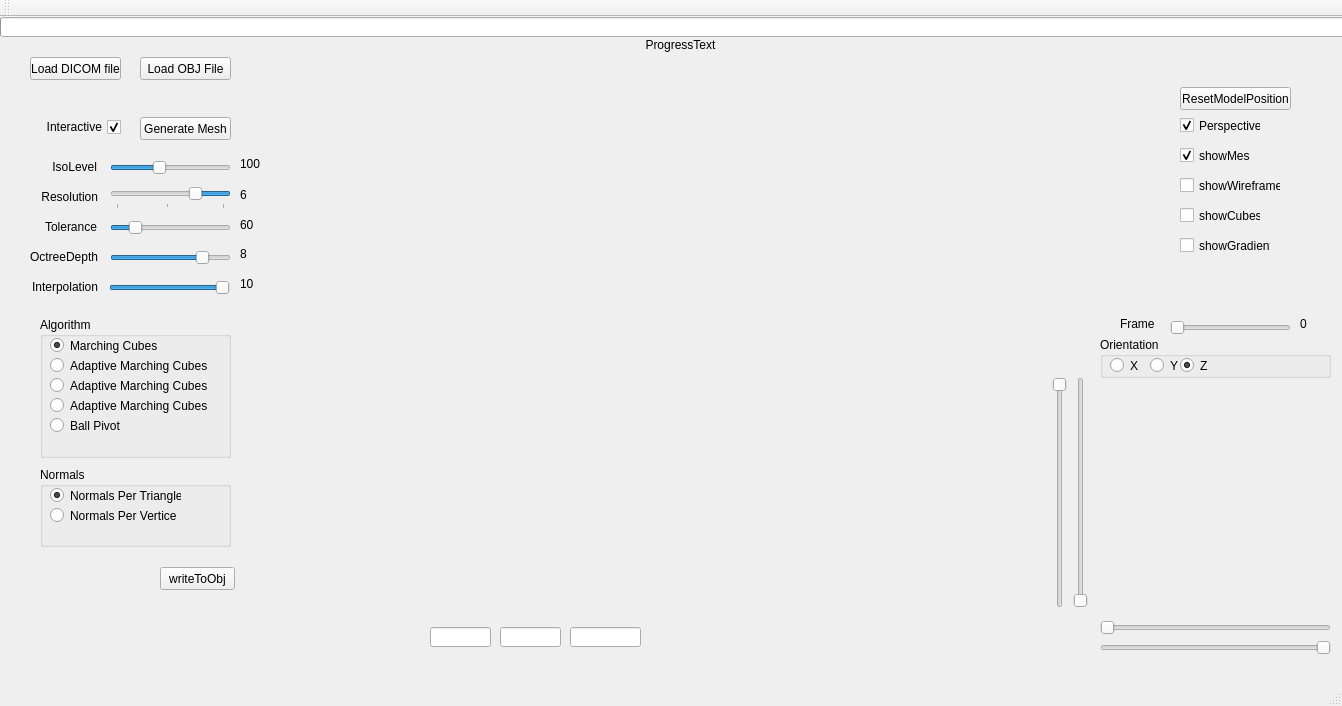
Qt form VolumeRenderer/volumerenderer.ui (RaduAlexandru/Volume-Renderer) before a commit.
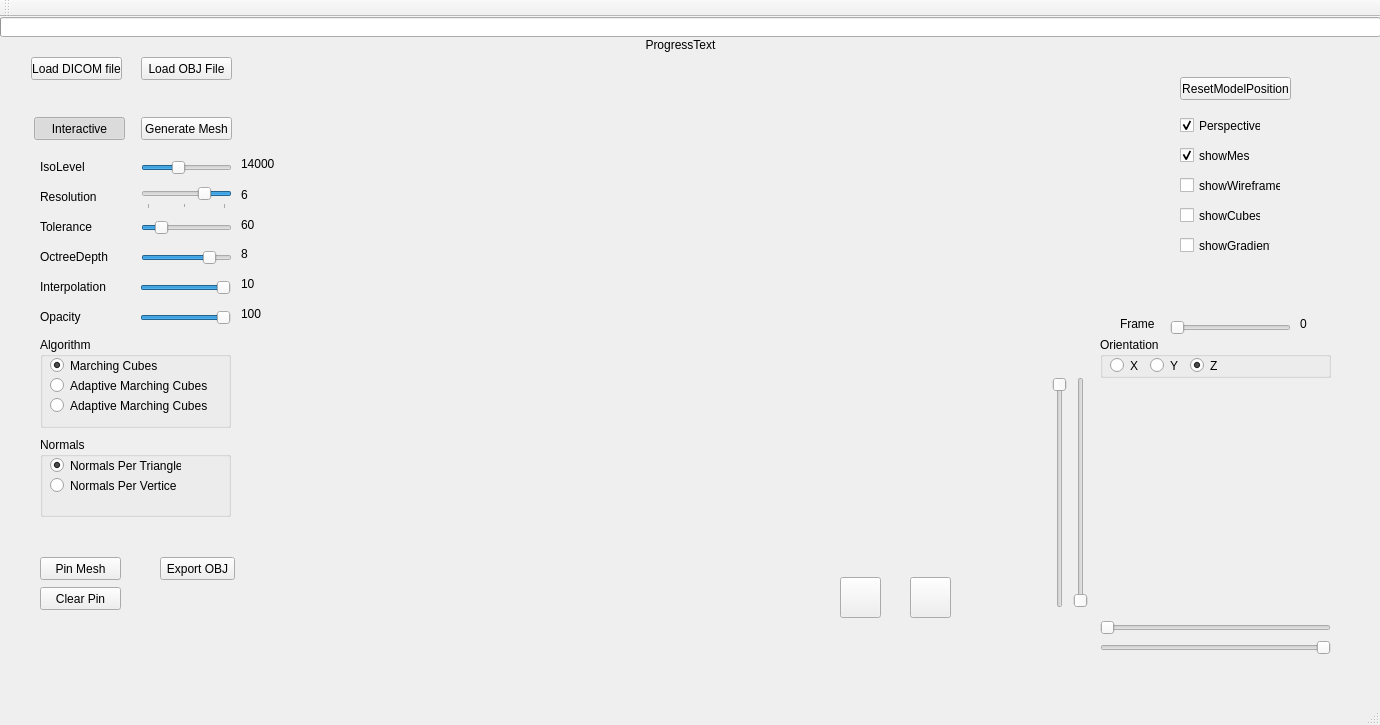
The same form after that commit. Custom widgets are drawn as their Qt base class.

```diff
--- a/VolumeRenderer/volumerenderer.ui
+++ b/VolumeRenderer/volumerenderer.ui
@@ -6,8 +6,8 @@
    <rect>
     <x>0</x>
     <y>0</y>
-    <width>1342</width>
-    <height>706</height>
+    <width>1380</width>
+    <height>725</height>
    </rect>
   </property>
   <property name="windowTitle">
@@ -21,17 +21,17 @@
     <property name="geometry">
      <rect>
       <x>0</x>
-      <y>10</y>
-      <width>1341</width>
-      <height>661</height>
+      <y>-10</y>
+      <width>1381</width>
+      <height>701</height>
      </rect>
     </property>
     <widget class="QLabel" name="numberOfTrianglesLabel">
      <property name="geometry">
       <rect>
-       <x>560</x>
-       <y>560</y>
-       <width>131</width>
+       <x>40</x>
+       <y>620</y>
+       <width>181</width>
        <height>20</height>
       </rect>
      </property>
@@ -42,190 +42,30 @@
       <enum>Qt::RichText</enum>
      </property>
      <property name="alignment">
-      <set>Qt::AlignRight|Qt::AlignTrailing|Qt::AlignVCenter</set>
+      <set>Qt::AlignLeading|Qt::AlignLeft|Qt::AlignVCenter</set>
      </property>
     </widget>
-    <zorder>numberOfTrianglesLabel</zorder>
-    <zorder>frameSlider</zorder>
-    <zorder>dicomviewer2dgl</zorder>
-   </widget>
-   <widget class="QSlider" name="frameSlider">
-    <property name="geometry">
-     <rect>
-      <x>1170</x>
-      <y>300</y>
-      <width>121</width>
-      <height>22</height>
-     </rect>
-    </property>
-    <property name="orientation">
-     <enum>Qt::Horizontal</enum>
-    </property>
-   </widget>
-   <widget class="QLabel" name="label_2">
-    <property name="geometry">
-     <rect>
-      <x>1120</x>
-      <y>300</y>
-      <width>47</width>
-      <height>13</height>
-     </rect>
-    </property>
-    <property name="text">
-     <string>Frame</string>
-    </property>
-   </widget>
-   <widget class="QLabel" name="label_6">
-    <property name="geometry">
-     <rect>
-      <x>1300</x>
-      <y>300</y>
-      <width>47</width>
-      <height>13</height>
-     </rect>
-    </property>
-    <property name="text">
-     <string>0</string>
-    </property>
-   </widget>
-   <widget class="DicomViewer2DGL" name="dicomviewer2dgl" native="true">
-    <property name="geometry">
-     <rect>
-      <x>1100</x>
-      <y>360</y>
-      <width>231</width>
-      <height>231</height>
-     </rect>
-    </property>
-   </widget>
-   <widget class="QPushButton" name="loadDICOMFromFile">
-    <property name="geometry">
-     <rect>
-      <x>30</x>
-      <y>40</y>
-      <width>91</width>
-      <height>23</height>
-     </rect>
-    </property>
-    <property name="text">
-     <string>Load DICOM file</string>
-    </property>
-   </widget>
-   <widget class="QCheckBox" name="showWireframeButton">
-    <property name="geometry">
-     <rect>
-      <x>1180</x>
-      <y>160</y>
-      <width>101</width>
-      <height>17</height>
-     </rect>
-    </property>
-    <property name="text">
-     <string>showWireframe</string>
-    </property>
-   </widget>
-   <widget class="QCheckBox" name="perspectiveButton">
-    <property name="geometry">
-     <rect>
-      <x>1180</x>
-      <y>100</y>
-      <width>81</width>
-      <height>17</height>
-     </rect>
-    </property>
-    <property name="text">
-     <string>Perspective</string>
-    </property>
-    <property name="checked">
-     <bool>true</bool>
-    </property>
-   </widget>
-   <widget class="QGroupBox" name="groupBox_2">
+    <widget class="QPushButton" name="saveToSecondaryButton">
     <property name="geometry">
      <rect>
       <x>40</x>
-      <y>300</y>
-      <width>191</width>
-      <height>141</height>
-     </rect>
-    </property>
-    <property name="title">
-     <string>Algorithm</string>
-    </property>
-    <widget class="QRadioButton" name="marchingCubesButton">
-     <property name="geometry">
-      <rect>
-       <x>10</x>
-       <y>20</y>
-       <width>111</width>
-       <height>17</height>
-      </rect>
-     </property>
+       <y>550</y>
+       <width>81</width>
+       <height>23</height>
+      </rect>
+     </property>
      <property name="text">
-      <string>Marching Cubes</string>
+      <string>Pin Mesh</string>
      </property>
-     <property name="checked">
-      <bool>true</bool>
+     <property name="checkable">
+      <bool>false</bool>
      </property>
-    </widget>
-    <widget class="QRadioButton" name="adaptiveMarchingCubesButton">
-     <property name="geometry">
-      <rect>
-       <x>10</x>
-       <y>40</y>
-       <width>161</width>
-       <height>17</height>
-      </rect>
-     </property>
-     <property name="text">
-      <string>Adaptive Marching Cubes</string>
-     </property>
-    </widget>
-    <widget class="QRadioButton" name="adaptiveMarchingCubes2Button">
-     <property name="geometry">
-      <rect>
-       <x>10</x>
-       <y>60</y>
-       <width>161</width>
-       <height>17</height>
-      </rect>
-     </property>
-     <property name="text">
-      <string>Adaptive Marching Cubes 2</string>
-     </property>
-    </widget>
-    <widget class="QRadioButton" name="ballPivotButton">
-     <property name="geometry">
-      <rect>
-       <x>10</x>
-       <y>100</y>
-       <width>82</width>
-       <height>17</height>
-      </rect>
-     </property>
-     <property name="text">
-      <string>Ball Pivot</string>
-     </property>
-    </widget>
-    <widget class="QRadioButton" name="adaptiveMarchingCubes3Button">
-     <property name="geometry">
-      <rect>
-       <x>10</x>
-       <y>80</y>
-       <width>161</width>
-       <height>17</height>
-      </rect>
-     </property>
-     <property name="text">
-      <string>Adaptive Marching Cubes 3</string>
-     </property>
-    </widget>
    </widget>
    <widget class="QGroupBox" name="groupBox_3">
     <property name="geometry">
      <rect>
       <x>40</x>
-      <y>450</y>
+       <y>430</y>
       <width>191</width>
       <height>80</height>
      </rect>
@@ -263,79 +103,263 @@
      </property>
     </widget>
    </widget>
-   <widget class="QCheckBox" name="showCubesButton">
+    <widget class="QPushButton" name="writeObjButton">
     <property name="geometry">
      <rect>
-      <x>1180</x>
-      <y>190</y>
-      <width>81</width>
-      <height>17</height>
-     </rect>
-    </property>
-    <property name="text">
-     <string>showCubes</string>
-    </property>
-   </widget>
-   <widget class="QPushButton" name="loadObjButton">
-    <property name="geometry">
-     <rect>
-      <x>140</x>
-      <y>40</y>
-      <width>91</width>
+       <x>160</x>
+       <y>550</y>
+       <width>75</width>
       <height>23</height>
      </rect>
     </property>
     <property name="text">
-     <string>Load OBJ File</string>
-    </property>
-   </widget>
-   <widget class="QPushButton" name="pushButton_3">
+      <string>Export OBJ</string>
+     </property>
+    </widget>
+    <widget class="QGroupBox" name="groupBox_2">
     <property name="geometry">
      <rect>
-      <x>1180</x>
-      <y>70</y>
+       <x>40</x>
+       <y>330</y>
+       <width>191</width>
+       <height>91</height>
+      </rect>
+     </property>
+     <property name="title">
+      <string>Algorithm</string>
+     </property>
+     <widget class="QRadioButton" name="marchingCubesButton">
+      <property name="geometry">
+       <rect>
+        <x>10</x>
+        <y>20</y>
       <width>111</width>
-      <height>23</height>
-     </rect>
-    </property>
-    <property name="text">
-     <string>ResetModelPosition</string>
-    </property>
-   </widget>
-   <widget class="QCheckBox" name="showMeshButton">
-    <property name="geometry">
-     <rect>
-      <x>1180</x>
-      <y>130</y>
-      <width>70</width>
       <height>17</height>
      </rect>
     </property>
     <property name="text">
-     <string>showMesh</string>
+       <string>Marching Cubes</string>
     </property>
     <property name="checked">
      <bool>true</bool>
     </property>
    </widget>
-   <widget class="QCheckBox" name="showGradientButton">
+     <widget class="QRadioButton" name="adaptiveMarchingCubes2Button">
     <property name="geometry">
      <rect>
-      <x>1180</x>
-      <y>220</y>
+        <x>10</x>
+        <y>40</y>
+        <width>161</width>
+        <height>17</height>
+       </rect>
+      </property>
+      <property name="text">
+       <string>Adaptive Marching Cubes</string>
+      </property>
+     </widget>
+     <widget class="QRadioButton" name="adaptiveMarchingCubes3Button">
+      <property name="geometry">
+       <rect>
+        <x>10</x>
+        <y>60</y>
+        <width>161</width>
+        <height>17</height>
+       </rect>
+      </property>
+      <property name="text">
+       <string>Adaptive Marching Cubes 2</string>
+      </property>
+     </widget>
+    </widget>
+    <widget class="QLabel" name="label_13">
+     <property name="geometry">
+      <rect>
+       <x>241</x>
+       <y>300</y>
+       <width>47</width>
+       <height>13</height>
+      </rect>
+     </property>
+     <property name="text">
+      <string>100</string>
+     </property>
+    </widget>
+    <widget class="QSlider" name="linearInterpolationSlider_2">
+     <property name="geometry">
+      <rect>
+       <x>140</x>
+       <y>300</y>
       <width>91</width>
-      <height>17</height>
-     </rect>
-    </property>
+       <height>22</height>
+      </rect>
+     </property>
+     <property name="minimum">
+      <number>0</number>
+     </property>
+     <property name="maximum">
+      <number>100</number>
+     </property>
+     <property name="value">
+      <number>100</number>
+     </property>
+     <property name="orientation">
+      <enum>Qt::Horizontal</enum>
+     </property>
+    </widget>
+    <widget class="QLabel" name="label_14">
+     <property name="geometry">
+      <rect>
+       <x>40</x>
+       <y>300</y>
+       <width>81</width>
+       <height>20</height>
+      </rect>
+     </property>
     <property name="text">
-     <string>showGradient</string>
+      <string>Opacity</string>
+     </property>
+     <property name="alignment">
+      <set>Qt::AlignLeading|Qt::AlignLeft|Qt::AlignVCenter</set>
+     </property>
+    </widget>
+    <widget class="QPushButton" name="clearPinButton">
+     <property name="geometry">
+      <rect>
+       <x>40</x>
+       <y>580</y>
+       <width>81</width>
+       <height>23</height>
+      </rect>
+     </property>
+     <property name="text">
+      <string>Clear Pin</string>
+     </property>
+    </widget>
+    <widget class="QPushButton" name="moveButton">
+     <property name="geometry">
+      <rect>
+       <x>840</x>
+       <y>570</y>
+       <width>41</width>
+       <height>41</height>
+      </rect>
+     </property>
+     <property name="toolTip">
+      <string>Left Shift</string>
+     </property>
+     <property name="text">
+      <string/>
+     </property>
+     <property name="checkable">
+      <bool>true</bool>
+     </property>
+     <property name="checked">
+      <bool>false</bool>
+     </property>
+     <property name="flat">
+      <bool>false</bool>
+     </property>
+    </widget>
+    <widget class="QPushButton" name="scaleButton">
+     <property name="geometry">
+      <rect>
+       <x>910</x>
+       <y>570</y>
+       <width>41</width>
+       <height>41</height>
+      </rect>
+     </property>
+     <property name="toolTip">
+      <string>Left Ctrl</string>
+     </property>
+     <property name="text">
+      <string/>
+     </property>
+     <property name="checkable">
+      <bool>true</bool>
+     </property>
+    </widget>
+    <widget class="QSlider" name="borderXRightSlider">
+     <property name="geometry">
+      <rect>
+       <x>1100</x>
+       <y>630</y>
+       <width>231</width>
+       <height>22</height>
+      </rect>
+     </property>
+     <property name="maximum">
+      <number>512</number>
+     </property>
+     <property name="orientation">
+      <enum>Qt::Horizontal</enum>
+     </property>
+     <property name="invertedAppearance">
+      <bool>true</bool>
+     </property>
+    </widget>
+    <widget class="QSlider" name="frameSlider">
+     <property name="geometry">
+      <rect>
+       <x>1170</x>
+       <y>310</y>
+       <width>121</width>
+       <height>22</height>
+      </rect>
+     </property>
+     <property name="orientation">
+      <enum>Qt::Horizontal</enum>
+     </property>
+    </widget>
+    <widget class="QSlider" name="borderXLeftSlider">
+     <property name="geometry">
+      <rect>
+       <x>1100</x>
+       <y>610</y>
+       <width>231</width>
+       <height>22</height>
+      </rect>
+     </property>
+     <property name="maximum">
+      <number>512</number>
+     </property>
+     <property name="orientation">
+      <enum>Qt::Horizontal</enum>
+     </property>
+    </widget>
+    <widget class="QSlider" name="borderYTopSlider">
+     <property name="geometry">
+      <rect>
+       <x>1050</x>
+       <y>370</y>
+       <width>20</width>
+       <height>231</height>
+      </rect>
+     </property>
+     <property name="layoutDirection">
+      <enum>Qt::LeftToRight</enum>
+     </property>
+     <property name="maximum">
+      <number>512</number>
+     </property>
+     <property name="value">
+      <number>0</number>
+     </property>
+     <property name="orientation">
+      <enum>Qt::Vertical</enum>
+     </property>
+     <property name="invertedAppearance">
+      <bool>true</bool>
+     </property>
+     <property name="invertedControls">
+      <bool>false</bool>
     </property>
    </widget>
    <widget class="QGroupBox" name="groupBox_4">
     <property name="geometry">
      <rect>
       <x>1100</x>
-      <y>320</y>
+       <y>330</y>
       <width>231</width>
       <height>41</height>
      </rect>
@@ -346,7 +370,7 @@
     <widget class="QRadioButton" name="orientationZButton">
      <property name="geometry">
       <rect>
-       <x>80</x>
+        <x>90</x>
        <y>20</y>
        <width>31</width>
        <height>17</height>
@@ -386,74 +410,83 @@
      </property>
     </widget>
    </widget>
-   <widget class="QProgressBar" name="progressBar">
+    <widget class="QLabel" name="label_2">
     <property name="geometry">
      <rect>
-      <x>0</x>
-      <y>0</y>
-      <width>1381</width>
-      <height>20</height>
-     </rect>
+       <x>1120</x>
+       <y>310</y>
+       <width>47</width>
+       <height>13</height>
+      </rect>
+     </property>
+     <property name="text">
+      <string>Frame</string>
+     </property>
+    </widget>
+    <widget class="QSlider" name="borderYBottomSlider">
+     <property name="geometry">
+      <rect>
+       <x>1070</x>
+       <y>370</y>
+       <width>22</width>
+       <height>231</height>
+      </rect>
+     </property>
+     <property name="maximum">
+      <number>512</number>
     </property>
     <property name="value">
      <number>0</number>
     </property>
-    <property name="textVisible">
+     <property name="orientation">
+      <enum>Qt::Vertical</enum>
+     </property>
+     <property name="invertedAppearance">
      <bool>false</bool>
     </property>
-    <property name="format">
-     <string>%p%</string>
-    </property>
-   </widget>
-   <widget class="QLineEdit" name="xPosText">
+    </widget>
+    <widget class="QLabel" name="label_6">
     <property name="geometry">
      <rect>
-      <x>430</x>
-      <y>610</y>
-      <width>61</width>
-      <height>20</height>
-     </rect>
-    </property>
-   </widget>
-   <widget class="QLineEdit" name="yPosText">
-    <property name="geometry">
-     <rect>
-      <x>500</x>
-      <y>610</y>
-      <width>61</width>
-      <height>20</height>
-     </rect>
-    </property>
-   </widget>
-   <widget class="QLineEdit" name="zPosText">
+       <x>1300</x>
+       <y>310</y>
+       <width>47</width>
+       <height>13</height>
+      </rect>
+     </property>
+     <property name="text">
+      <string>0</string>
+     </property>
+    </widget>
+    <widget class="DicomViewer2DGL" name="dicomviewer2dgl" native="true">
     <property name="geometry">
      <rect>
-      <x>570</x>
-      <y>610</y>
-      <width>71</width>
-      <height>20</height>
+       <x>1100</x>
+       <y>370</y>
+       <width>231</width>
+       <height>231</height>
      </rect>
     </property>
    </widget>
-   <widget class="QLabel" name="label_4">
+    <widget class="QLabel" name="label_11">
     <property name="geometry">
      <rect>
-      <x>240</x>
-      <y>170</y>
-      <width>31</width>
-      <height>16</height>
+       <x>241</x>
+       <y>240</y>
+       <width>47</width>
+       <height>13</height>
      </rect>
     </property>
     <property name="text">
-     <string>6</string>
+      <string>8</string>
     </property>
    </widget>
    <widget class="QSlider" name="toleranceSlider">
     <property name="geometry">
      <rect>
-      <x>110</x>
-      <y>200</y>
-      <width>121</width>
+       <x>141</x>
+       <y>210</y>
+       <width>91</width>
       <height>22</height>
      </rect>
     </property>
@@ -467,28 +500,25 @@
      <enum>Qt::Horizontal</enum>
     </property>
    </widget>
-   <widget class="QLabel" name="label_9">
+    <widget class="QLabel" name="label_4">
     <property name="geometry">
      <rect>
-      <x>7</x>
-      <y>230</y>
-      <width>91</width>
-      <height>20</height>
+       <x>241</x>
+       <y>180</y>
+       <width>31</width>
+       <height>16</height>
      </rect>
     </property>
     <property name="text">
-     <string>OctreeDepth</string>
-    </property>
-    <property name="alignment">
-     <set>Qt::AlignRight|Qt::AlignTrailing|Qt::AlignVCenter</set>
+      <string>6</string>
     </property>
    </widget>
    <widget class="QLabel" name="label_8">
     <property name="geometry">
      <rect>
-      <x>26</x>
-      <y>200</y>
-      <width>71</width>
+       <x>40</x>
+       <y>210</y>
+       <width>91</width>
       <height>20</height>
      </rect>
     </property>
@@ -496,14 +526,30 @@
      <string>Tolerance</string>
     </property>
     <property name="alignment">
-     <set>Qt::AlignRight|Qt::AlignTrailing|Qt::AlignVCenter</set>
+      <set>Qt::AlignLeading|Qt::AlignLeft|Qt::AlignVCenter</set>
+     </property>
+    </widget>
+    <widget class="QLabel" name="label_7">
+     <property name="geometry">
+      <rect>
+       <x>40</x>
+       <y>270</y>
+       <width>91</width>
+       <height>20</height>
+      </rect>
+     </property>
+     <property name="text">
+      <string>Interpolation</string>
+     </property>
+     <property name="alignment">
+      <set>Qt::AlignLeading|Qt::AlignLeft|Qt::AlignVCenter</set>
     </property>
    </widget>
    <widget class="QLabel" name="label_3">
     <property name="geometry">
      <rect>
-      <x>17</x>
-      <y>170</y>
+       <x>40</x>
+       <y>180</y>
       <width>81</width>
       <height>20</height>
      </rect>
@@ -512,46 +558,44 @@
      <string>Resolution</string>
     </property>
     <property name="alignment">
-     <set>Qt::AlignRight|Qt::AlignTrailing|Qt::AlignVCenter</set>
-    </property>
-   </widget>
-   <widget class="QSlider" name="resolutionSlider">
+      <set>Qt::AlignLeading|Qt::AlignLeft|Qt::AlignVCenter</set>
+     </property>
+    </widget>
+    <widget class="QLabel" name="label">
     <property name="geometry">
      <rect>
-      <x>110</x>
-      <y>170</y>
-      <width>121</width>
-      <height>22</height>
-     </rect>
-    </property>
-    <property name="minimum">
-     <number>1</number>
-    </property>
-    <property name="maximum">
-     <number>20</number>
-    </property>
-    <property name="value">
-     <number>6</number>
-    </property>
-    <property name="tracking">
-     <bool>true</bool>
-    </property>
-    <property name="orientation">
-     <enum>Qt::Horizontal</enum>
-    </property>
-    <property name="invertedAppearance">
-     <bool>true</bool>
-    </property>
-    <property name="tickPosition">
-     <enum>QSlider::TicksBelow</enum>
+       <x>40</x>
+       <y>150</y>
+       <width>51</width>
+       <height>20</height>
+      </rect>
+     </property>
+     <property name="text">
+      <string>IsoLevel</string>
+     </property>
+     <property name="alignment">
+      <set>Qt::AlignLeading|Qt::AlignLeft|Qt::AlignVCenter</set>
+     </property>
+    </widget>
+    <widget class="QPushButton" name="loadObjButton">
+     <property name="geometry">
+      <rect>
+       <x>141</x>
+       <y>50</y>
+       <width>91</width>
+       <height>23</height>
+      </rect>
+     </property>
+     <property name="text">
+      <string>Load OBJ File</string>
     </property>
    </widget>
    <widget class="QSlider" name="octreeDepthSlider">
     <property name="geometry">
      <rect>
-      <x>110</x>
-      <y>230</y>
-      <width>121</width>
+       <x>141</x>
+       <y>240</y>
+       <width>91</width>
       <height>22</height>
      </rect>
     </property>
@@ -565,116 +609,37 @@
      <enum>Qt::Horizontal</enum>
     </property>
    </widget>
-   <widget class="QSlider" name="isoLevelSlider">
-    <property name="geometry">
-     <rect>
-      <x>110</x>
-      <y>140</y>
-      <width>121</width>
-      <height>22</height>
-     </rect>
-    </property>
-    <property name="maximum">
-     <number>255</number>
-    </property>
-    <property name="value">
-     <number>100</number>
-    </property>
-    <property name="orientation">
-     <enum>Qt::Horizontal</enum>
-    </property>
-   </widget>
    <widget class="QLabel" name="label_5">
     <property name="geometry">
      <rect>
-      <x>240</x>
-      <y>140</y>
+       <x>241</x>
+       <y>150</y>
       <width>47</width>
       <height>13</height>
      </rect>
     </property>
     <property name="text">
-     <string>100</string>
-    </property>
-   </widget>
-   <widget class="QLabel" name="label_7">
+      <string>14000</string>
+     </property>
+    </widget>
+    <widget class="QPushButton" name="loadDICOMFromFile">
     <property name="geometry">
      <rect>
-      <x>7</x>
-      <y>260</y>
+       <x>31</x>
+       <y>50</y>
       <width>91</width>
-      <height>20</height>
+       <height>23</height>
      </rect>
     </property>
     <property name="text">
-     <string>Interpolation</string>
-    </property>
-    <property name="alignment">
-     <set>Qt::AlignRight|Qt::AlignTrailing|Qt::AlignVCenter</set>
-    </property>
-   </widget>
-   <widget class="QCheckBox" name="interactiveButton">
-    <property name="geometry">
-     <rect>
-      <x>30</x>
-      <y>100</y>
-      <width>91</width>
-      <height>20</height>
-     </rect>
-    </property>
-    <property name="layoutDirection">
-     <enum>Qt::RightToLeft</enum>
-    </property>
-    <property name="text">
-     <string>Interactive</string>
-    </property>
-    <property name="checked">
-     <bool>true</bool>
-    </property>
-   </widget>
-   <widget class="QSlider" name="linearInterpolationSlider">
-    <property name="geometry">
-     <rect>
-      <x>109</x>
-      <y>260</y>
-      <width>121</width>
-      <height>22</height>
-     </rect>
-    </property>
-    <property name="minimum">
-     <number>0</number>
-    </property>
-    <property name="maximum">
-     <number>10</number>
-    </property>
-    <property name="value">
-     <number>10</number>
-    </property>
-    <property name="orientation">
-     <enum>Qt::Horizontal</enum>
-    </property>
-   </widget>
-   <widget class="QLabel" name="label">
-    <property name="geometry">
-     <rect>
-      <x>26</x>
-      <y>140</y>
-      <width>71</width>
-      <height>20</height>
-     </rect>
-    </property>
-    <property name="text">
-     <string>IsoLevel</string>
-    </property>
-    <property name="alignment">
-     <set>Qt::AlignRight|Qt::AlignTrailing|Qt::AlignVCenter</set>
+      <string>Load DICOM file</string>
     </property>
    </widget>
    <widget class="QPushButton" name="generateMeshButton">
     <property name="geometry">
      <rect>
-      <x>140</x>
-      <y>100</y>
+       <x>141</x>
+       <y>110</y>
       <width>91</width>
       <height>23</height>
      </rect>
@@ -686,8 +651,8 @@
    <widget class="QLabel" name="label_10">
     <property name="geometry">
      <rect>
-      <x>240</x>
-      <y>200</y>
+       <x>241</x>
+       <y>210</y>
       <width>31</width>
       <height>16</height>
      </rect>
@@ -696,24 +661,30 @@
      <string>60</string>
     </property>
    </widget>
-   <widget class="QLabel" name="label_11">
+    <widget class="QSlider" name="isoLevelSlider">
     <property name="geometry">
      <rect>
-      <x>240</x>
-      <y>230</y>
-      <width>47</width>
-      <height>13</height>
-     </rect>
-    </property>
-    <property name="text">
-     <string>8</string>
+       <x>141</x>
+       <y>150</y>
+       <width>91</width>
+       <height>22</height>
+      </rect>
+     </property>
+     <property name="maximum">
+      <number>255</number>
+     </property>
+     <property name="value">
+      <number>100</number>
+     </property>
+     <property name="orientation">
+      <enum>Qt::Horizontal</enum>
     </property>
    </widget>
    <widget class="QLabel" name="label_12">
     <property name="geometry">
      <rect>
-      <x>240</x>
-      <y>260</y>
+       <x>241</x>
+       <y>270</y>
       <width>47</width>
       <height>13</height>
      </rect>
@@ -722,109 +693,99 @@
      <string>10</string>
     </property>
    </widget>
-   <widget class="QSlider" name="borderYBottomSlider">
+    <widget class="QSlider" name="resolutionSlider">
     <property name="geometry">
      <rect>
-      <x>1070</x>
-      <y>360</y>
-      <width>22</width>
-      <height>231</height>
-     </rect>
-    </property>
-    <property name="maximum">
-     <number>512</number>
-    </property>
-    <property name="value">
-     <number>0</number>
-    </property>
-    <property name="orientation">
-     <enum>Qt::Vertical</enum>
-    </property>
-    <property name="invertedAppearance">
-     <bool>false</bool>
-    </property>
-   </widget>
-   <widget class="QSlider" name="borderYTopSlider">
-    <property name="geometry">
-     <rect>
-      <x>1050</x>
-      <y>360</y>
-      <width>20</width>
-      <height>231</height>
-     </rect>
-    </property>
-    <property name="layoutDirection">
-     <enum>Qt::LeftToRight</enum>
-    </property>
+       <x>141</x>
+       <y>180</y>
+       <width>91</width>
+       <height>22</height>
+      </rect>
+     </property>
+     <property name="minimum">
+      <number>1</number>
+     </property>
     <property name="maximum">
-     <number>512</number>
+      <number>20</number>
     </property>
     <property name="value">
-     <number>0</number>
-    </property>
-    <property name="orientation">
-     <enum>Qt::Vertical</enum>
-    </property>
-    <property name="invertedAppearance">
+      <number>6</number>
+     </property>
+     <property name="tracking">
      <bool>true</bool>
     </property>
-    <property name="invertedControls">
-     <bool>false</bool>
-    </property>
-   </widget>
-   <widget class="QSlider" name="borderXLeftSlider">
-    <property name="geometry">
-     <rect>
-      <x>1100</x>
-      <y>600</y>
-      <width>231</width>
-      <height>22</height>
-     </rect>
-    </property>
-    <property name="maximum">
-     <number>512</number>
-    </property>
     <property name="orientation">
      <enum>Qt::Horizontal</enum>
     </property>
-   </widget>
-   <widget class="QSlider" name="borderXRightSlider">
-    <property name="geometry">
-     <rect>
-      <x>1100</x>
-      <y>620</y>
-      <width>231</width>
-      <height>22</height>
-     </rect>
-    </property>
-    <property name="maximum">
-     <number>512</number>
-    </property>
-    <property name="orientation">
-     <enum>Qt::Horizontal</enum>
-    </property>
     <property name="invertedAppearance">
      <bool>true</bool>
     </property>
-   </widget>
-   <widget class="QPushButton" name="writeObjButton">
+     <property name="tickPosition">
+      <enum>QSlider::TicksBelow</enum>
+     </property>
+    </widget>
+    <widget class="QLabel" name="label_9">
     <property name="geometry">
      <rect>
-      <x>160</x>
-      <y>550</y>
-      <width>75</width>
-      <height>23</height>
+       <x>40</x>
+       <y>240</y>
+       <width>91</width>
+       <height>20</height>
      </rect>
     </property>
     <property name="text">
-     <string>writeToObj</string>
+      <string>OctreeDepth</string>
+     </property>
+     <property name="alignment">
+      <set>Qt::AlignLeading|Qt::AlignLeft|Qt::AlignVCenter</set>
+     </property>
+    </widget>
+    <widget class="QSlider" name="linearInterpolationSlider">
+     <property name="geometry">
+      <rect>
+       <x>140</x>
+       <y>270</y>
+       <width>91</width>
+       <height>22</height>
+      </rect>
+     </property>
+     <property name="minimum">
+      <number>0</number>
+     </property>
+     <property name="maximum">
+      <number>10</number>
+     </property>
+     <property name="value">
+      <number>10</number>
+     </property>
+     <property name="orientation">
+      <enum>Qt::Horizontal</enum>
+     </property>
+    </widget>
+    <widget class="QProgressBar" name="progressBar">
+     <property name="geometry">
+      <rect>
+       <x>0</x>
+       <y>10</y>
+       <width>1381</width>
+       <height>20</height>
+      </rect>
+     </property>
+     <property name="value">
+      <number>0</number>
+     </property>
+     <property name="textVisible">
+      <bool>false</bool>
+     </property>
+     <property name="format">
+      <string>%p%</string>
     </property>
    </widget>
    <widget class="QLabel" name="progressText">
     <property name="geometry">
      <rect>
       <x>620</x>
-      <y>20</y>
+       <y>30</y>
       <width>121</width>
       <height>16</height>
      </rect>
@@ -836,13 +797,270 @@
      <set>Qt::AlignCenter</set>
     </property>
    </widget>
+    <widget class="QCheckBox" name="showGradientButton">
+     <property name="geometry">
+      <rect>
+       <x>1180</x>
+       <y>230</y>
+       <width>91</width>
+       <height>17</height>
+      </rect>
+     </property>
+     <property name="text">
+      <string>showGradient</string>
+     </property>
+    </widget>
+    <widget class="QCheckBox" name="showWireframeButton">
+     <property name="geometry">
+      <rect>
+       <x>1180</x>
+       <y>170</y>
+       <width>101</width>
+       <height>17</height>
+      </rect>
+     </property>
+     <property name="text">
+      <string>showWireframe</string>
+     </property>
+    </widget>
+    <widget class="QCheckBox" name="showMeshButton">
+     <property name="geometry">
+      <rect>
+       <x>1180</x>
+       <y>140</y>
+       <width>70</width>
+       <height>17</height>
+      </rect>
+     </property>
+     <property name="text">
+      <string>showMesh</string>
+     </property>
+     <property name="checked">
+      <bool>true</bool>
+     </property>
+    </widget>
+    <widget class="QPushButton" name="pushButton_3">
+     <property name="geometry">
+      <rect>
+       <x>1180</x>
+       <y>70</y>
+       <width>111</width>
+       <height>23</height>
+      </rect>
+     </property>
+     <property name="text">
+      <string>ResetModelPosition</string>
+     </property>
+    </widget>
+    <widget class="QCheckBox" name="showCubesButton">
+     <property name="geometry">
+      <rect>
+       <x>1180</x>
+       <y>200</y>
+       <width>81</width>
+       <height>17</height>
+      </rect>
+     </property>
+     <property name="text">
+      <string>showCubes</string>
+     </property>
+    </widget>
+    <widget class="QCheckBox" name="perspectiveButton">
+     <property name="geometry">
+      <rect>
+       <x>1180</x>
+       <y>110</y>
+       <width>81</width>
+       <height>17</height>
+      </rect>
+     </property>
+     <property name="text">
+      <string>Perspective</string>
+     </property>
+     <property name="checked">
+      <bool>true</bool>
+     </property>
+    </widget>
+    <widget class="QPushButton" name="interactiveButton">
+     <property name="geometry">
+      <rect>
+       <x>34</x>
+       <y>110</y>
+       <width>91</width>
+       <height>23</height>
+      </rect>
+     </property>
+     <property name="text">
+      <string>Interactive</string>
+     </property>
+     <property name="checkable">
+      <bool>true</bool>
+     </property>
+     <property name="checked">
+      <bool>true</bool>
+     </property>
+    </widget>
+    <widget class="QLabel" name="timeLabel">
+     <property name="geometry">
+      <rect>
+       <x>40</x>
+       <y>640</y>
+       <width>181</width>
+       <height>21</height>
+      </rect>
+     </property>
+     <property name="text">
+      <string/>
+     </property>
+    </widget>
+    <zorder>numberOfTrianglesLabel</zorder>
+    <zorder>saveToSecondaryButton</zorder>
+    <zorder>groupBox_3</zorder>
+    <zorder>writeObjButton</zorder>
+    <zorder>groupBox_2</zorder>
+    <zorder>label_13</zorder>
+    <zorder>linearInterpolationSlider_2</zorder>
+    <zorder>label_14</zorder>
+    <zorder>clearPinButton</zorder>
+    <zorder>moveButton</zorder>
+    <zorder>scaleButton</zorder>
+    <zorder>toleranceSlider</zorder>
+    <zorder>label_4</zorder>
+    <zorder>label_8</zorder>
+    <zorder>label_7</zorder>
+    <zorder>label_3</zorder>
+    <zorder>label</zorder>
+    <zorder>label_11</zorder>
+    <zorder>loadObjButton</zorder>
+    <zorder>octreeDepthSlider</zorder>
+    <zorder>label_5</zorder>
+    <zorder>loadDICOMFromFile</zorder>
+    <zorder>linearInterpolationSlider</zorder>
+    <zorder>generateMeshButton</zorder>
+    <zorder>label_10</zorder>
+    <zorder>isoLevelSlider</zorder>
+    <zorder>label_12</zorder>
+    <zorder>resolutionSlider</zorder>
+    <zorder>label_9</zorder>
+    <zorder>progressText</zorder>
+    <zorder>progressBar</zorder>
+    <zorder>borderXRightSlider</zorder>
+    <zorder>frameSlider</zorder>
+    <zorder>borderXLeftSlider</zorder>
+    <zorder>borderYTopSlider</zorder>
+    <zorder>groupBox_4</zorder>
+    <zorder>label_2</zorder>
+    <zorder>borderYBottomSlider</zorder>
+    <zorder>label_6</zorder>
+    <zorder>dicomviewer2dgl</zorder>
+    <zorder>dicomviewer2dgl</zorder>
+    <zorder>borderXRightSlider</zorder>
+    <zorder>frameSlider</zorder>
+    <zorder>borderXLeftSlider</zorder>
+    <zorder>borderYTopSlider</zorder>
+    <zorder>groupBox_4</zorder>
+    <zorder>label_2</zorder>
+    <zorder>borderYBottomSlider</zorder>
+    <zorder>label_6</zorder>
+    <zorder>label_6</zorder>
+    <zorder>borderXRightSlider</zorder>
+    <zorder>frameSlider</zorder>
+    <zorder>borderXLeftSlider</zorder>
+    <zorder>borderYTopSlider</zorder>
+    <zorder>groupBox_4</zorder>
+    <zorder>label_2</zorder>
+    <zorder>borderYBottomSlider</zorder>
+    <zorder>dicomviewer2dgl</zorder>
+    <zorder>dicomviewer2dgl</zorder>
+    <zorder>borderXRightSlider</zorder>
+    <zorder>frameSlider</zorder>
+    <zorder>borderXLeftSlider</zorder>
+    <zorder>borderYTopSlider</zorder>
+    <zorder>groupBox_4</zorder>
+    <zorder>label_2</zorder>
+    <zorder>borderYBottomSlider</zorder>
+    <zorder>label_6</zorder>
+    <zorder>label_6</zorder>
+    <zorder>borderXRightSlider</zorder>
+    <zorder>frameSlider</zorder>
+    <zorder>borderXLeftSlider</zorder>
+    <zorder>borderYTopSlider</zorder>
+    <zorder>groupBox_4</zorder>
+    <zorder>label_2</zorder>
+    <zorder>borderYBottomSlider</zorder>
+    <zorder>dicomviewer2dgl</zorder>
+    <zorder>dicomviewer2dgl</zorder>
+    <zorder>borderXRightSlider</zorder>
+    <zorder>frameSlider</zorder>
+    <zorder>borderXLeftSlider</zorder>
+    <zorder>borderYTopSlider</zorder>
+    <zorder>groupBox_4</zorder>
+    <zorder>label_2</zorder>
+    <zorder>borderYBottomSlider</zorder>
+    <zorder>label_6</zorder>
+    <zorder>label_6</zorder>
+    <zorder>borderXRightSlider</zorder>
+    <zorder>frameSlider</zorder>
+    <zorder>borderXLeftSlider</zorder>
+    <zorder>borderYTopSlider</zorder>
+    <zorder>label_2</zorder>
+    <zorder>groupBox_4</zorder>
+    <zorder>borderYBottomSlider</zorder>
+    <zorder>dicomviewer2dgl</zorder>
+    <zorder>borderXRightSlider</zorder>
+    <zorder>frameSlider</zorder>
+    <zorder>borderXLeftSlider</zorder>
+    <zorder>borderYTopSlider</zorder>
+    <zorder>groupBox_4</zorder>
+    <zorder>label_2</zorder>
+    <zorder>borderYBottomSlider</zorder>
+    <zorder>label_6</zorder>
+    <zorder>dicomviewer2dgl</zorder>
+    <zorder>borderXRightSlider</zorder>
+    <zorder>frameSlider</zorder>
+    <zorder>borderXLeftSlider</zorder>
+    <zorder>borderYTopSlider</zorder>
+    <zorder>groupBox_4</zorder>
+    <zorder>label_2</zorder>
+    <zorder>borderYBottomSlider</zorder>
+    <zorder>label_6</zorder>
+    <zorder>dicomviewer2dgl</zorder>
+    <zorder>label_11</zorder>
+    <zorder>toleranceSlider</zorder>
+    <zorder>label_4</zorder>
+    <zorder>label_8</zorder>
+    <zorder>label_7</zorder>
+    <zorder>label_3</zorder>
+    <zorder>label</zorder>
+    <zorder>loadObjButton</zorder>
+    <zorder>octreeDepthSlider</zorder>
+    <zorder>label_5</zorder>
+    <zorder>loadDICOMFromFile</zorder>
+    <zorder>generateMeshButton</zorder>
+    <zorder>label_10</zorder>
+    <zorder>isoLevelSlider</zorder>
+    <zorder>label_12</zorder>
+    <zorder>resolutionSlider</zorder>
+    <zorder>label_9</zorder>
+    <zorder>linearInterpolationSlider</zorder>
+    <zorder>progressBar</zorder>
+    <zorder>progressText</zorder>
+    <zorder>showGradientButton</zorder>
+    <zorder>showWireframeButton</zorder>
+    <zorder>showMeshButton</zorder>
+    <zorder>pushButton_3</zorder>
+    <zorder>showCubesButton</zorder>
+    <zorder>perspectiveButton</zorder>
+    <zorder>interactiveButton</zorder>
+    <zorder>timeLabel</zorder>
+   </widget>
   </widget>
   <widget class="QMenuBar" name="menuBar">
    <property name="geometry">
     <rect>
      <x>0</x>
      <y>0</y>
-     <width>1342</width>
+     <width>1380</width>
      <height>21</height>
     </rect>
    </property>
```
Left out of the diff: 33 changed lines with no effect on the pictures. Lines whose indentation alone changed are shown as unchanged.
